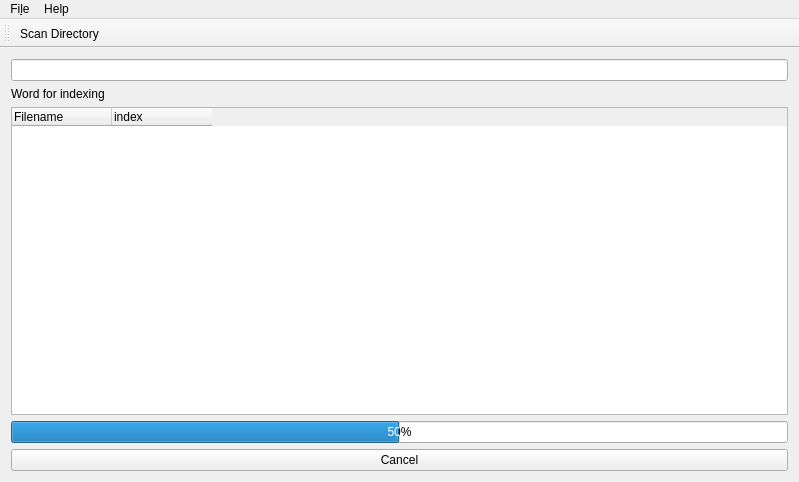
Before: the Qt Designer form mainwindow.ui in Motyaspr/cpp_indexing, drawn with Qt 5.
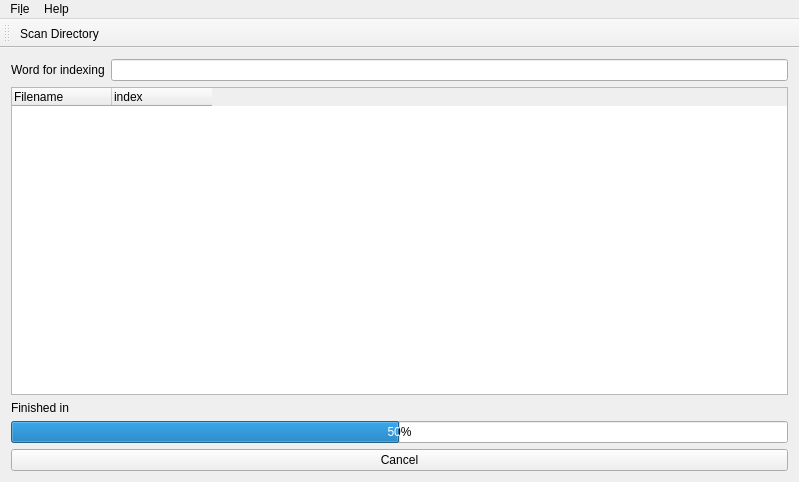
After: the same form once the commit is applied.

What changed in the file:
```diff
--- a/mainwindow.ui
+++ b/mainwindow.ui
@@ -14,38 +14,15 @@
    <string>MainWindow</string>
   </property>
   <widget class="QWidget" name="centralWidget">
-   <layout class="QVBoxLayout" name="verticalLayout">
-    <item>
-     <widget class="QLineEdit" name="lineEdit"/>
-    </item>
-    <item>
-     <widget class="QLabel" name="label">
+   <layout class="QGridLayout" name="gridLayout">
+    <item row="4" column="0" colspan="2">
+     <widget class="QPushButton" name="actionCancel">
       <property name="text">
-       <string>Word for indexing</string>
+       <string>Cancel</string>
       </property>
      </widget>
     </item>
-    <item>
-     <widget class="QTreeWidget" name="treeWidget">
-      <attribute name="headerMinimumSectionSize">
-       <number>100</number>
-      </attribute>
-      <attribute name="headerStretchLastSection">
-       <bool>false</bool>
-      </attribute>
-      <column>
-       <property name="text">
-        <string>Filename</string>
-       </property>
-      </column>
-      <column>
-       <property name="text">
-        <string>index</string>
-       </property>
-      </column>
-     </widget>
-    </item>
-    <item>
+    <item row="3" column="0" colspan="2">
      <widget class="QProgressBar" name="progressBar">
       <property name="baseSize">
        <size>
@@ -64,10 +41,40 @@
       </property>
      </widget>
     </item>
-    <item>
-     <widget class="QPushButton" name="actionCancel">
+    <item row="0" column="0">
+     <widget class="QLabel" name="label">
       <property name="text">
-       <string>Cancel</string>
+       <string>Word for indexing</string>
+      </property>
+     </widget>
+    </item>
+    <item row="0" column="1">
+     <widget class="QLineEdit" name="lineEdit"/>
+    </item>
+    <item row="1" column="0" colspan="2">
+     <widget class="QTreeWidget" name="treeWidget">
+      <attribute name="headerMinimumSectionSize">
+       <number>100</number>
+      </attribute>
+      <attribute name="headerStretchLastSection">
+       <bool>false</bool>
+      </attribute>
+      <column>
+       <property name="text">
+        <string>Filename</string>
+       </property>
+      </column>
+      <column>
+       <property name="text">
+        <string>index</string>
+       </property>
+      </column>
+     </widget>
+    </item>
+    <item row="2" column="0">
+     <widget class="QLabel" name="label_2">
+      <property name="text">
+       <string>Finished in </string>
       </property>
      </widget>
     </item>
```
